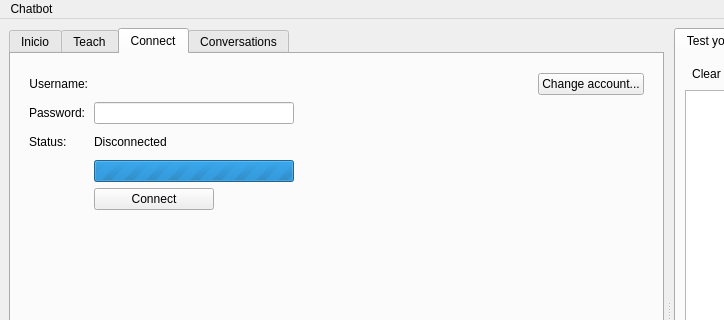
Qt form src/chatbot/front-end/mainwindow.ui (lvklabs/chatbot) before a commit; both pictures show x 0 to 724 and y 0 to 320 of the 1024 by 600 pixel window.
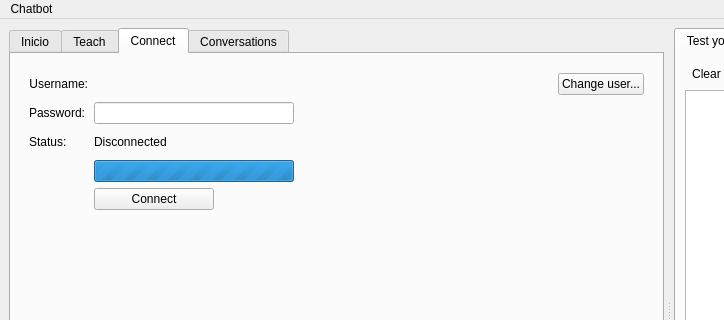
The same form after that commit. The open tabs and pages were chosen to show the change. Icons and pictures are not drawn. Custom widgets are drawn as their Qt base class.

Commit message: Added icon to 'change user' button

```diff
--- a/src/chatbot/front-end/mainwindow.ui
+++ b/src/chatbot/front-end/mainwindow.ui
@@ -551,7 +551,11 @@
                   </size>
                  </property>
                  <property name="text">
-                  <string>Change account...</string>
+                  <string>Change user...</string>
+                 </property>
+                 <property name="icon">
+                  <iconset resource="../resources.qrc">
+                   <normaloff>:/icons/avatar_default_32x32.png</normaloff>:/icons/avatar_default_32x32.png</iconset>
                  </property>
                 </widget>
                </item>
@@ -601,6 +605,12 @@
                  <height>24</height>
                 </size>
                </property>
+               <property name="maximumSize">
+                <size>
+                 <width>400</width>
+                 <height>16777215</height>
+                </size>
+               </property>
                <property name="styleSheet">
                 <string notr="true"/>
                </property>
```
Left out of the diff: 16 changed lines with no effect on the pictures. The commit also changes 2 other files.
